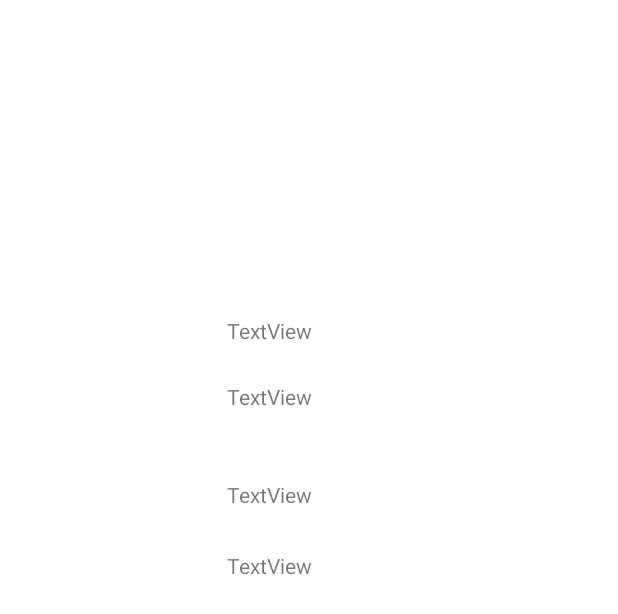
After one commit to jinhongchoi/AndroidStudioProjects, an Android app: the layout activity_teamread2.xml on its own in the app's theme, with its tools: preview values and no code run, on a phone screen of 412 x 824 dp. The commit adds this screen. Shown: the top 614 px of the screen. Run offline under Robolectric (Android 15) with nearby library versions, the phone set to English and light mode, and no system bars.

Commit message:
git commit

```diff
--- a/app/src/main/java/com/jh/societymember/Adapter.java
+++ b/app/src/main/java/com/jh/societymember/Adapter.java
@@ -27,7 +27,9 @@ public class Adapter extends RecyclerView.Adapter<ViewHolder> {
         LayoutInflater inflater= (LayoutInflater) context.getSystemService(Context.LAYOUT_INFLATER_SERVICE);
         View view = inflater.inflate(R.layout.item_list, parent, false);
 
-        return viewholder;
+        ViewHolder viewHolder=new ViewHolder(context, view);
+
+        return viewHolder;
     }
 
     @Override
--- a/app/src/main/java/com/jh/societymember/ViewHolder.java
+++ b/app/src/main/java/com/jh/societymember/ViewHolder.java
@@ -1,5 +1,6 @@
 package com.jh.societymember;
 
+import android.content.Context;
 import android.view.View;
 import android.widget.Button;
 import android.widget.TextView;
@@ -17,7 +18,7 @@ public class ViewHolder extends RecyclerView.ViewHolder {
     public TextView textView;
     private Button button;
 
-    public ViewHolder(@NonNull View itemView) {
+    public ViewHolder(Context context, View itemView) {
         super(itemView);
 
         textView= itemView.findViewById(R.id.textView);
@@ -26,7 +27,7 @@ public class ViewHolder extends RecyclerView.ViewHolder {
             @Override
             public void onClick(View v) {
                 String strText=textView.getText().toString();
-                Toast.makeText(button.getContext(), strText, Toast.LENGTH_SHORT).show();
+                Toast.makeText(context, strText, Toast.LENGTH_SHORT).show();
             }
         });
 
--- a/app/src/main/res/layout/activity_teamread.xml
+++ b/app/src/main/res/layout/activity_teamread.xml
@@ -9,5 +9,5 @@
     <androidx.recyclerview.widget.RecyclerView
         android:id="@+id/recyceler_view"
         android:layout_width="match_parent"
-        android:layout_height="match_parent"/>
+        android:layout_height="match_parent" />
 </RelativeLayout>
--- /dev/null
+++ b/app/src/main/res/layout/activity_teamread2.xml
@@ -0,0 +1,68 @@
+<?xml version="1.0" encoding="utf-8"?>
+<androidx.constraintlayout.widget.ConstraintLayout xmlns:android="http://schemas.android.com/apk/res/android"
+    xmlns:app="http://schemas.android.com/apk/res-auto"
+    xmlns:tools="http://schemas.android.com/tools"
+    android:layout_width="match_parent"
+    android:layout_height="match_parent">
+
+    <TextView
+        android:id="@+id/tv_leader"
+        android:layout_width="108dp"
+        android:layout_height="17dp"
+        android:text="TextView"
+        app:layout_constraintBottom_toBottomOf="parent"
+        app:layout_constraintEnd_toEndOf="parent"
+        app:layout_constraintHorizontal_bias="0.498"
+        app:layout_constraintStart_toStartOf="parent"
+        app:layout_constraintTop_toTopOf="parent"
+        app:layout_constraintVertical_bias="0.261" />
+
+    <TextView
+        android:id="@+id/tv_region"
+        android:layout_width="108dp"
+        android:layout_height="17dp"
+        android:text="TextView"
+        app:layout_constraintBottom_toBottomOf="parent"
+        app:layout_constraintEnd_toEndOf="parent"
+        app:layout_constraintHorizontal_bias="0.498"
+        app:layout_constraintStart_toStartOf="parent"
+        app:layout_constraintTop_toTopOf="parent"
+        app:layout_constraintVertical_bias="0.316" />
+
+    <TextView
+        android:id="@+id/tv_sports"
+        android:layout_width="108dp"
+        android:layout_height="17dp"
+        android:text="TextView"
+        app:layout_constraintBottom_toBottomOf="parent"
+        app:layout_constraintEnd_toEndOf="parent"
+        app:layout_constraintHorizontal_bias="0.498"
+        app:layout_constraintStart_toStartOf="parent"
+        app:layout_constraintTop_toTopOf="parent"
+        app:layout_constraintVertical_bias="0.397" />
+
+    <TextView
+        android:id="@+id/tv_teamname"
+        android:layout_width="108dp"
+        android:layout_height="17dp"
+        android:text="TextView"
+        app:layout_constraintBottom_toBottomOf="parent"
+        app:layout_constraintEnd_toEndOf="parent"
+        app:layout_constraintHorizontal_bias="0.498"
+        app:layout_constraintStart_toStartOf="parent"
+        app:layout_constraintTop_toTopOf="parent"
+        app:layout_constraintVertical_bias="0.455" />
+
+    <ListView
+        android:id="@+id/listviewmsg"
+        android:layout_width="409dp"
+        android:layout_height="387dp"
+        android:layout_marginStart="10dp"
+        android:layout_marginTop="10dp"
+        android:layout_marginEnd="10dp"
+        android:layout_marginBottom="10dp"
+        app:layout_constraintBottom_toBottomOf="parent"
+        app:layout_constraintEnd_toEndOf="parent"
+        app:layout_constraintStart_toStartOf="parent"
+        app:layout_constraintTop_toBottomOf="@+id/tv_teamname" />
+</androidx.constraintlayout.widget.ConstraintLayout>
```
Also changed, not shown: app/src/main/java/com/jh/societymember/TReadAccount.java (added, +30 -0 lines), app/src/main/java/com/jh/societymember/TReadActivity.java (+123 -11 lines), app/src/main/res/layout/item_list.xml (+6 -5 lines).
